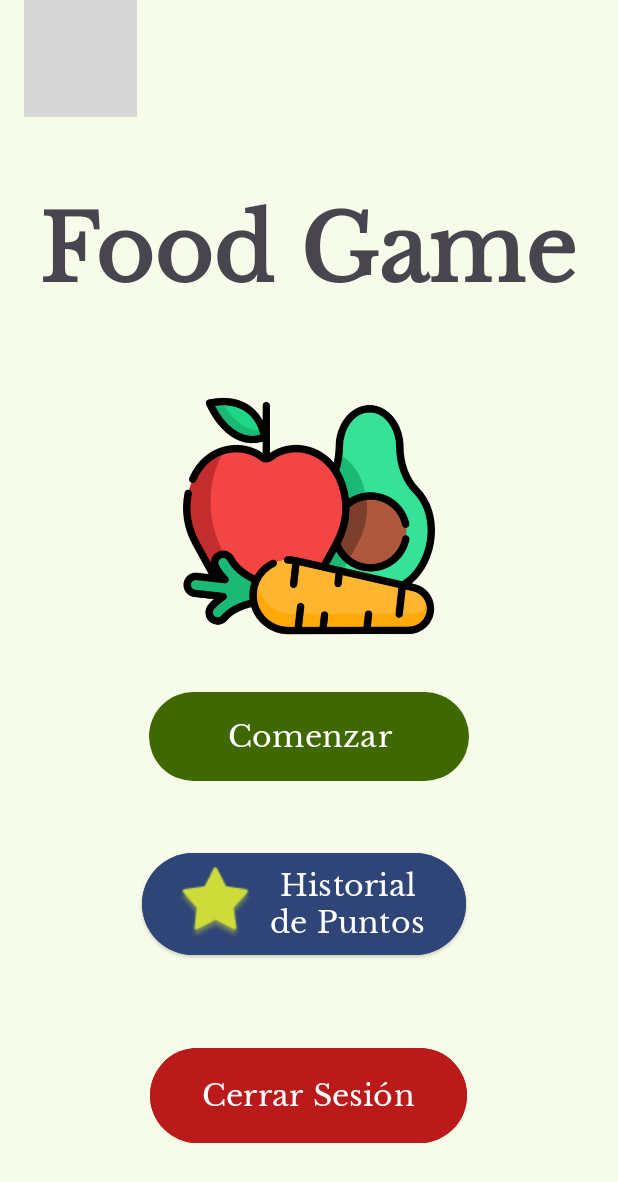
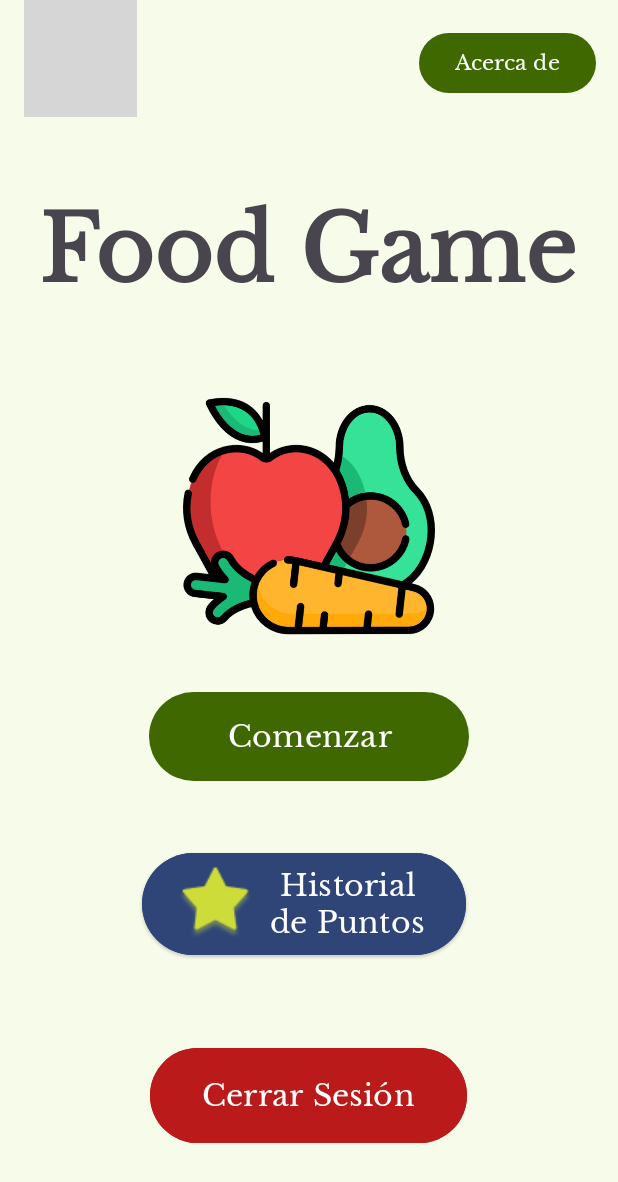
Before and after one commit to luismaa03/Food-Game-repo, an Android app: the screen it shows after launch once a user with an empty profile is signed in (Home), on a phone screen of 412 x 824 dp. Shown: the top 1182 px of the screen. Run offline under Robolectric (Android 15) with nearby library versions, the phone set to English and light mode, and no system bars; our stand-ins replace Firebase (no records; nobody signed in at launch, a user with empty details on screens opened directly); grey boxes are pictures that could not be loaded.

Commit message:
AcercaDe

```diff
--- a/FoodGame/app/src/main/java/com/example/foodgame/Home.kt
+++ b/FoodGame/app/src/main/java/com/example/foodgame/Home.kt
@@ -58,6 +58,10 @@ class Home : AppCompatActivity() {
             val intent = Intent(this, VerPuntuaciones::class.java)
             intent.putExtra("puntuaciones", puntuaciones as Serializable)
             startActivity(intent)
+        }
+        // Listener del botón "Acerca de"
+        binding.btAcercaDe.setOnClickListener {
+            mostrarDialogoAcercaDe()
         }
 
         firebaseauth = FirebaseAuth.getInstance()
@@ -193,7 +197,7 @@ class Home : AppCompatActivity() {
             imageRef.putFile(image)
         } else {
             val baos = ByteArrayOutputStream()
-            (image as android . graphics . Bitmap).compress(Bitmap.CompressFormat.JPEG, 100, baos)
+            (image as Bitmap).compress(Bitmap.CompressFormat.JPEG, 100, baos)
             val data = baos.toByteArray()
             imageRef.putBytes(data)
         }
@@ -210,8 +214,13 @@ class Home : AppCompatActivity() {
                 if (image is Bitmap) {
                     guardarImagenEnAlmacenamientoInterno(image)
                 } else if (image is Uri) {
-                    val bitmap = MediaStore.Images.Media.getBitmap(this.contentResolver, image)
-                    guardarImagenEnAlmacenamientoInterno(bitmap)
+                    try {
+                        val bitmap = MediaStore.Images.Media.getBitmap(this.contentResolver, image)
+                        guardarImagenEnAlmacenamientoInterno(bitmap)
+                    }
+                    catch (e: IOException) {
+                        Log.e(TAG, "Error al obtener el bitmap de la Uri: ${e.message}")
+                    }
                 }
             }
         }.addOnFailureListener { exception ->
@@ -304,4 +313,17 @@ class Home : AppCompatActivity() {
         }
         return puntuaciones
     }
+    private fun mostrarDialogoAcercaDe() {
+        val alertDialog = AlertDialog.Builder(this).create()
+        alertDialog.setTitle("Acerca de FoodGame")
+        alertDialog.setMessage(
+            "FoodGame es una aplicación desarrollada para poner a prueba tus conocimientos sobre recetas y gastronomía.\n\n" +
+                    "Desarrollado por: Luis Manuel Exposito y Roberto Honrado\n" +
+                    "Versión: 1.0\n"
+        )
+        alertDialog.setButton(AlertDialog.BUTTON_NEUTRAL, "OK") { dialog, _ ->
+            dialog.dismiss()
+        }
+        alertDialog.show()
+    }
 }
--- a/FoodGame/app/src/main/res/layout/activity_home.xml
+++ b/FoodGame/app/src/main/res/layout/activity_home.xml
@@ -95,4 +95,16 @@
         app:srcCompat="@drawable/perfil"
         tools:ignore="SpeakableTextPresentCheck" />
 
+    <Button
+        android:id="@+id/btAcercaDe"
+        android:layout_width="wrap_content"
+        android:layout_height="wrap_content"
+        android:text="@string/btAcercaDe"
+        app:layout_constraintBottom_toBottomOf="parent"
+        app:layout_constraintEnd_toEndOf="parent"
+        app:layout_constraintHorizontal_bias="0.95"
+        app:layout_constraintStart_toStartOf="parent"
+        app:layout_constraintTop_toTopOf="parent"
+        app:layout_constraintVertical_bias="0.023" />
+
 </androidx.constraintlayout.widget.ConstraintLayout>
--- a/FoodGame/app/src/main/res/values/strings.xml
+++ b/FoodGame/app/src/main/res/values/strings.xml
@@ -17,4 +17,5 @@
     <string name="btAceptar">Aceptar</string>
     <string name="btHistorialPuntos">Historial de Puntos</string>
     <string name="tvPuntos">Puntuación</string>
+    <string name="btAcercaDe">Acerca de</string>
 </resources>
```
Also changed, not shown: 1 other file.
